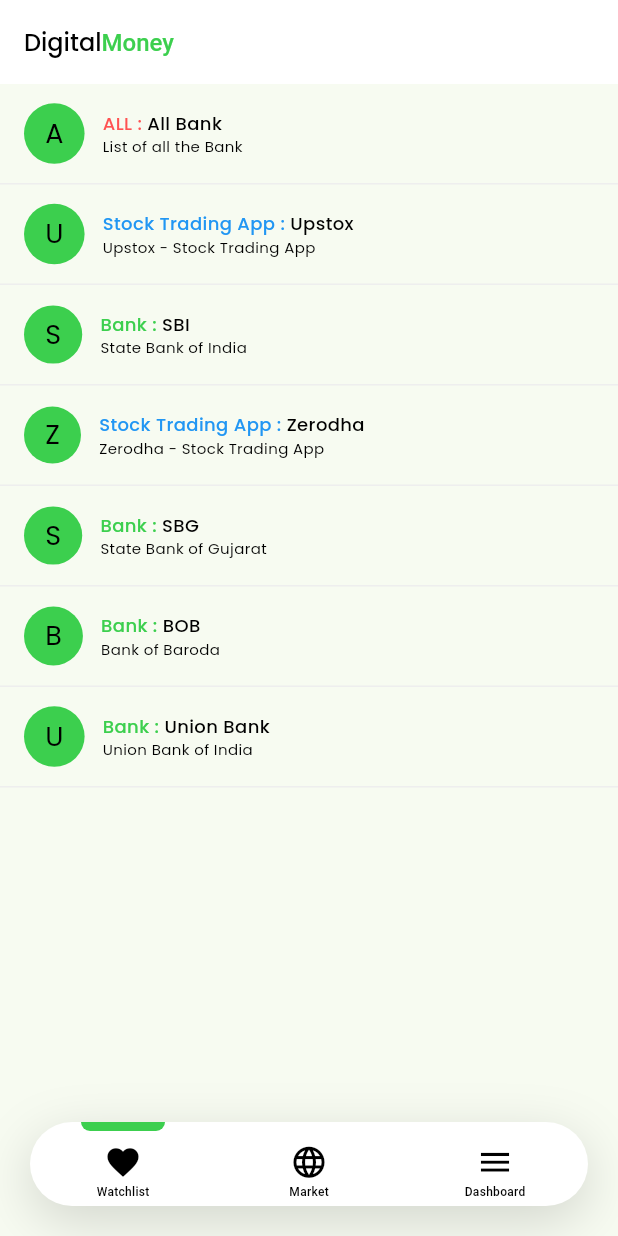
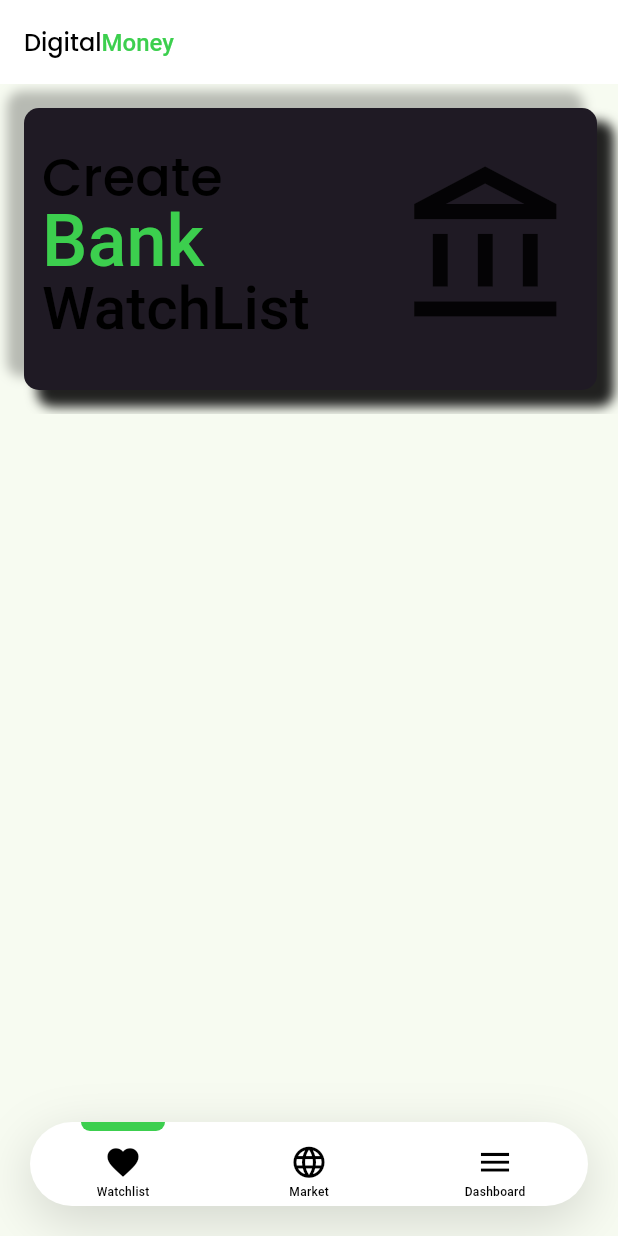
Before and after one commit to GamechiNitin/SimpleBank, a Flutter app: the screen it shows after launch, on a phone screen of 412 x 824 dp. Run offline on Flutter 3.47's test engine with Material 2 defaults, Android fonts, the phone set to English and light mode, and no system bars; our stand-ins replace flutter_bloc, google_fonts, shared_preferences.

Commit message:
WatchList Card : UI

```diff
--- /dev/null
+++ b/lib/view/screen/bnb/component/slider_component.dart
@@ -0,0 +1,81 @@
+
+import 'package:simple_bank/utils/import.dart';
+
+class SliderD extends StatelessWidget {
+  const SliderD(
+      {super.key,
+      required this.one,
+      required this.two,
+      required this.three,
+      required this.icon});
+  final String one;
+  final String two;
+  final String three;
+  final IconData icon;
+  @override
+  Widget build(BuildContext context) {
+    return Container(
+      margin: const EdgeInsets.all(16),
+      padding: const EdgeInsets.symmetric(horizontal: 12),
+      width: MediaQuery.of(context).size.width - 30,
+      decoration: BoxDecoration(
+        color: kDarkGrey1Color,
+        borderRadius: BorderRadius.circular(10),
+        boxShadow: const [
+          BoxShadow(
+            color: Colors.black87,
+            offset: Offset(10, 10),
+            blurRadius: 6,
+            spreadRadius: 1,
+          ),
+          BoxShadow(
+            color: Colors.black26,
+            offset: Offset(-10, -10),
+            blurRadius: 6,
+            spreadRadius: 1,
+          ),
+        ],
+      ),
+      child: Row(
+        children: [
+          Expanded(
+            child: RichText(
+              text: TextSpan(
+                text: one,
+                style: Theme.of(context).appBarTheme.titleTextStyle?.copyWith(
+                      fontSize: 35,
+                      height: 1,
+                    ),
+                children: [
+                  TextSpan(
+                    text: "\n$two ",
+                    style: TextStyle(
+                      fontSize: 48,
+                      height: 1,
+                      fontWeight: FontWeight.w500,
+                      color: Theme.of(context).primaryColor,
+                    ),
+                  ),
+                  TextSpan(
+                    text: three,
+                    style: TextStyle(
+                      fontSize: 40,
+                      height: 1,
+                      fontWeight: FontWeight.w500,
+                      color:
+                          Theme.of(context).appBarTheme.titleTextStyle?.color,
+                    ),
+                  )
+                ],
+              ),
+            ),
+          ),
+          Icon(
+            icon,
+            size: 120,
+          )
+        ],
+      ),
+    );
+  }
+}
--- a/lib/view/screen/bnb/home.dart
+++ b/lib/view/screen/bnb/home.dart
@@ -1,4 +1,5 @@
 import 'package:simple_bank/utils/import.dart';
+import 'package:simple_bank/view/screen/bnb/watchlist_screen.dart';
 
 class Home extends StatefulWidget {
   const Home({super.key});
@@ -34,7 +35,8 @@ class _HomeState extends State<Home> with SingleTickerProviderStateMixin {
       body: TabBarView(
         controller: tabController,
         children: const [
-          HomeScreen(),
+          WatchListScreen(),
+          // HomeScreen(),
           MarketScreen(),
           DashboardScreen(),
         ],
--- /dev/null
+++ b/lib/view/screen/bnb/watchlist_screen.dart
@@ -0,0 +1,74 @@
+import 'package:simple_bank/utils/import.dart';
+import 'package:simple_bank/view/screen/bnb/component/slider_component.dart';
+
+class WatchListScreen extends StatefulWidget {
+  const WatchListScreen({super.key});
+
+  @override
+  State<WatchListScreen> createState() => _WatchListScreenState();
+}
+
+class _WatchListScreenState extends State<WatchListScreen> {
+  @override
+  Widget build(BuildContext context) {
+    return Scaffold(
+      appBar: AppBar(
+        centerTitle: false,
+        title: RichText(
+          text: TextSpan(
+            text: "Digital",
+            style: Theme.of(context).appBarTheme.titleTextStyle,
+            children: [
+              TextSpan(
+                text: "Money",
+                style: TextStyle(
+                  fontSize: 16,
+                  fontWeight: FontWeight.w500,
+                  color: Theme.of(context).primaryColor,
+                ),
+              )
+            ],
+          ),
+        ),
+      ),
+      body: Column(
+        children: [
+          SizedBox(
+            height: 220,
+            width: MediaQuery.of(context).size.width,
+            child: ListView(
+              scrollDirection: Axis.horizontal,
+              children: const [
+                SliderD(
+                  one: "Create",
+                  two: "Bank",
+                  three: "WatchList",
+                  icon: Icons.account_balance_outlined,
+                ),
+                SliderD(
+                  one: "Create",
+                  two: "Portfolio",
+                  three: "WatchList",
+                  icon: Icons.bar_chart,
+                ),
+                SliderD(
+                  one: "Create",
+                  two: "Wallet",
+                  three: "WatchList",
+                  icon: Icons.wallet_rounded,
+                ),
+                SliderD(
+                  one: "Create",
+                  two: "Trading",
+                  three: "WatchList",
+                  icon: Icons.show_chart_sharp,
+                ),
+              ],
+            ),
+          ),
+          const SizedBox()
+        ],
+      ),
+    );
+  }
+}
```
